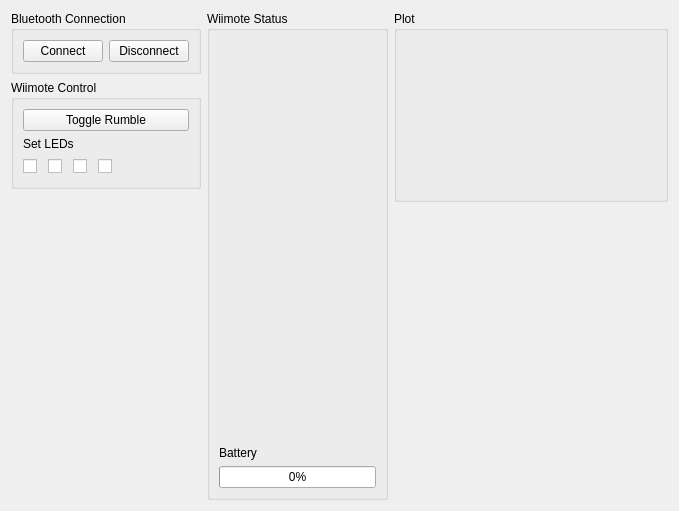
The window that application/ui/wiimote_test.ui (eidorb/swiim) describes before a commit, drawn with Qt 5.
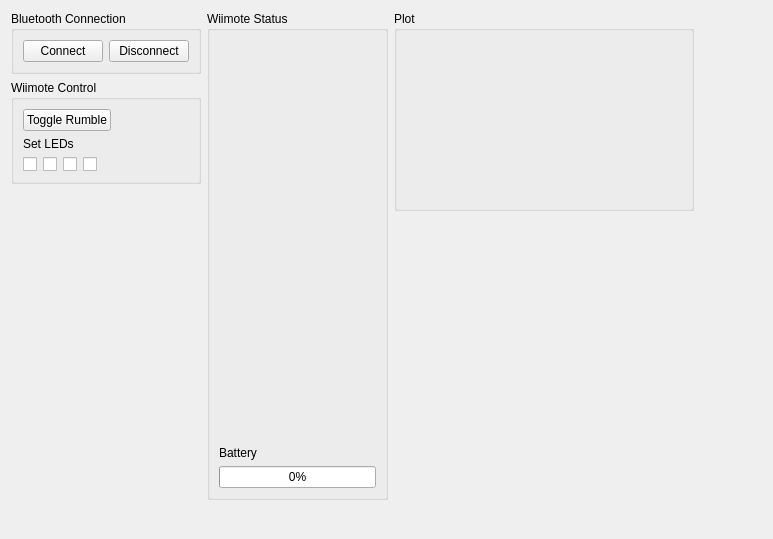
The same window after the commit. Icons and pictures are not drawn.

Commit message: Add matplotlib widget to wiimote test form

```diff
--- a/application/ui/wiimote_test.ui
+++ b/application/ui/wiimote_test.ui
@@ -6,11 +6,11 @@
    <rect>
     <x>0</x>
     <y>0</y>
-    <width>387</width>
-    <height>505</height>
+    <width>773</width>
+    <height>539</height>
    </rect>
   </property>
-  <layout class="QHBoxLayout" name="horizontalLayout_4">
+  <layout class="QHBoxLayout" name="horizontalLayout_4" stretch="0,0,0,1">
    <item>
     <layout class="QVBoxLayout" name="groupBoxLayout">
      <item>
@@ -47,6 +47,12 @@
        <layout class="QVBoxLayout" name="verticalLayout">
         <item>
          <widget class="QPushButton" name="controlRumble">
+          <property name="sizePolicy">
+           <sizepolicy hsizetype="Fixed" vsizetype="Fixed">
+            <horstretch>0</horstretch>
+            <verstretch>0</verstretch>
+           </sizepolicy>
+          </property>
           <property name="text">
            <string notr="true">Toggle Rumble</string>
           </property>
@@ -98,12 +104,12 @@
              <enum>Qt::Horizontal</enum>
             </property>
             <property name="sizeType">
-             <enum>QSizePolicy::Fixed</enum>
+             <enum>QSizePolicy::Expanding</enum>
             </property>
             <property name="sizeHint" stdset="0">
              <size>
-              <width>72</width>
-              <height>20</height>
+              <width>79</width>
+              <height>0</height>
              </size>
             </property>
            </spacer>
@@ -461,20 +467,31 @@
    <item>
     <layout class="QVBoxLayout" name="plotLayout">
      <item>
-      <widget class="QGroupBox" name="plotGroup">
+      <widget class="QGroupBox" name="plotGroupBox">
+       <property name="sizePolicy">
+        <sizepolicy hsizetype="Fixed" vsizetype="Fixed">
+         <horstretch>0</horstretch>
+         <verstretch>0</verstretch>
+        </sizepolicy>
+       </property>
+       <property name="minimumSize">
+        <size>
+         <width>300</width>
+         <height>200</height>
+        </size>
+       </property>
+       <property name="maximumSize">
+        <size>
+         <width>300</width>
+         <height>200</height>
+        </size>
+       </property>
        <property name="title">
         <string>Plot</string>
        </property>
-       <layout class="QVBoxLayout" name="verticalLayout_4">
+       <layout class="QHBoxLayout" name="horizontalLayout_3">
         <item>
-         <widget class="QWidget" name="plotContainer" native="true">
-          <property name="minimumSize">
-           <size>
-            <width>250</width>
-            <height>150</height>
-           </size>
-          </property>
-         </widget>
+         <layout class="QVBoxLayout" name="plotVerticalLayout"/>
         </item>
        </layout>
       </widget>
@@ -486,8 +503,8 @@
        </property>
        <property name="sizeHint" stdset="0">
         <size>
-         <width>20</width>
-         <height>40</height>
+         <width>0</width>
+         <height>0</height>
         </size>
        </property>
       </spacer>
@@ -499,6 +516,9 @@
      <property name="orientation">
       <enum>Qt::Horizontal</enum>
      </property>
+     <property name="sizeType">
+      <enum>QSizePolicy::Expanding</enum>
+     </property>
      <property name="sizeHint" stdset="0">
       <size>
        <width>0</width>
```
Left out of the diff: 16 changed lines with no effect on the pictures. The commit also changes 4 other files.
